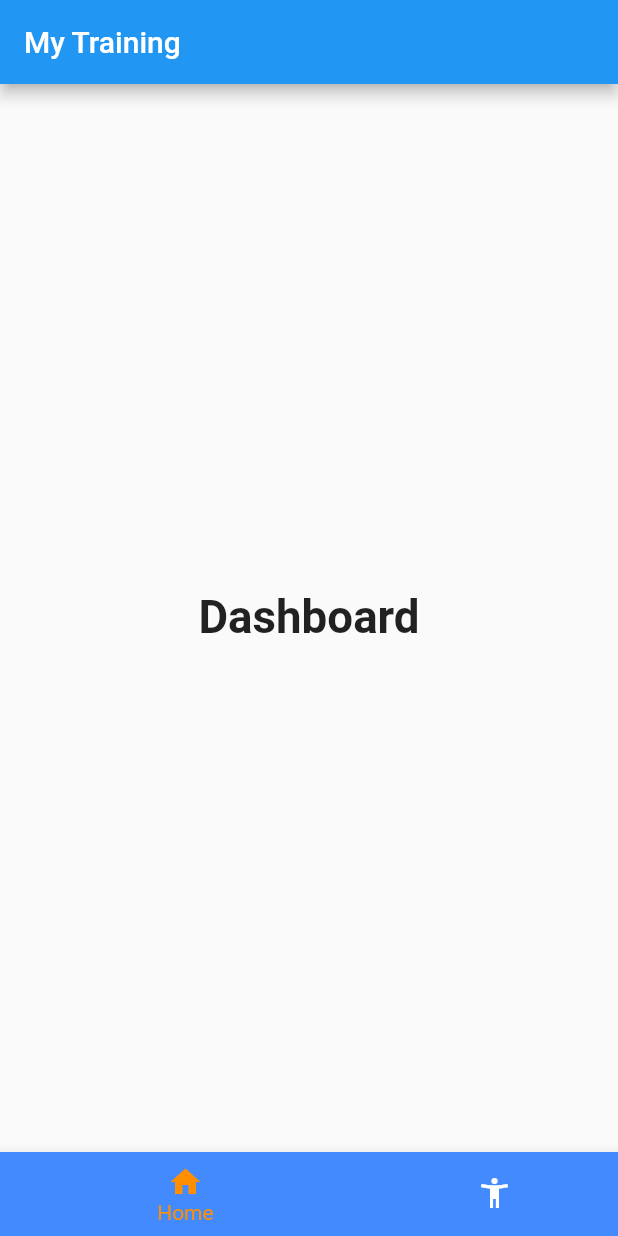
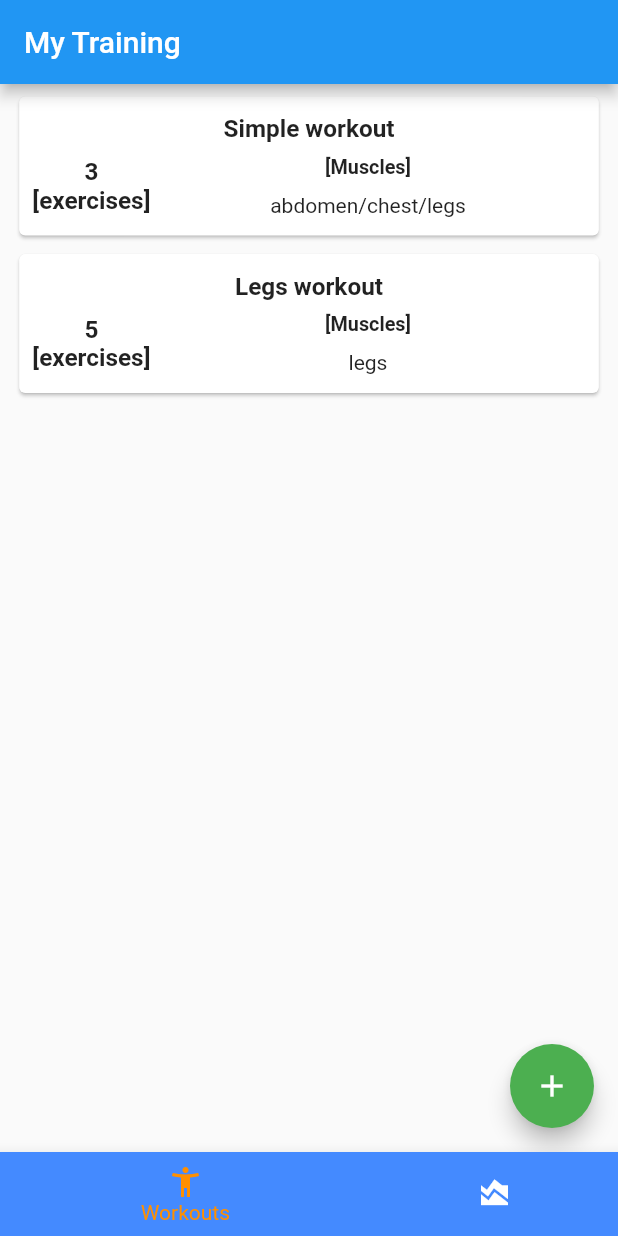
Before and after one commit to fertwo/my-training, a Flutter app: the screen it shows after launch, on a phone screen of 412 x 824 dp. Run offline on Flutter 3.47's test engine with Material 2 defaults, Android fonts, the phone set to English and light mode, and no system bars; our stand-ins replace flutter_screenutil.

Commit message:
Presento lista de workouts

```diff
--- /dev/null
+++ b/lib/src/core/action/get_workouts.dart
@@ -0,0 +1,30 @@
+import 'package:mytraining/src/core/entities/exercise/exercise_name.dart';
+import 'package:mytraining/src/core/entities/exercise/exercise_type.dart';
+import 'package:mytraining/src/core/entities/workout/workout.dart';
+import 'package:mytraining/src/core/entities/workout/workout_exercise.dart';
+
+class GetWorkouts {
+  //TODO: Tests e implementacion real
+  Future<List<Workout>> call() {
+    return Future.value([
+      Workout("Simple workout", [
+        WorkoutExercise(
+            ExerciseName.legPress, ExerciseType.legs, 3, 12, "39kg"),
+        WorkoutExercise(ExerciseName.chestFly, ExerciseType.chest, 4, 8, "41kg"),
+        WorkoutExercise(ExerciseName.plank, ExerciseType.abdomen, 4, 8, "41kg")
+      ]),
+      Workout("Legs workout", [
+        WorkoutExercise(
+            ExerciseName.legPress, ExerciseType.legs, 3, 12, "39kg"),
+        WorkoutExercise(
+            ExerciseName.benchPress, ExerciseType.legs, 4, 8, "41kg"),
+        WorkoutExercise(
+            ExerciseName.bicycleCrunch, ExerciseType.legs, 4, 8, "23kg"),
+        WorkoutExercise(
+            ExerciseName.legExtension, ExerciseType.legs, 4, 8, "43kg"),
+        WorkoutExercise(
+            ExerciseName.plank, ExerciseType.legs, 4, 8, "N/A"),
+      ])
+    ]);
+  }
+}
--- /dev/null
+++ b/lib/src/infrastructure/factory/actions_factory.dart
@@ -0,0 +1,5 @@
+import 'package:mytraining/src/core/action/get_workouts.dart';
+
+class ActionsFactory {
+  static GetWorkouts createGetWorkouts() => GetWorkouts();
+}
--- /dev/null
+++ b/lib/src/presentation/formatter/workout_formatter.dart
@@ -0,0 +1,9 @@
+import 'package:collection/collection.dart';
+import 'package:mytraining/src/core/entities/workout/workout.dart';
+
+class WorkoutFormatter {
+
+  static String getExerciseTypesFrom(Workout workout) {
+    return workout.exercises.map((exercise) => exercise.type.name).toSet().sortedBy((name) => name).join("/");
+  }
+}
--- a/lib/src/presentation/home/home_page.dart
+++ b/lib/src/presentation/home/home_page.dart
@@ -1,7 +1,7 @@
 import 'package:flutter/material.dart';
 import 'package:flutter_screenutil/flutter_screenutil.dart';
 import 'package:mytraining/l10n/app_localizations.dart';
-import 'package:mytraining/src/presentation/workouts/trainings_page.dart';
+import 'package:mytraining/src/presentation/workouts/all_workouts_page.dart';
 
 class HomePage extends StatefulWidget {
   const HomePage({Key? key}) : super(key: key);
@@ -14,11 +14,14 @@ class _HomePageState extends State<HomePage> {
   int _selectedIndex = 0;
   static TextStyle optionStyle = TextStyle(fontSize: 30.sp, fontWeight: FontWeight.bold);
   static final List<Widget> _widgetOptions = <Widget>[
-    Text(
-      'Dashboard',
-      style: optionStyle,
-    ),
-    const MyWorkoutsPage()
+    const WorkoutsPage(),
+    Padding(
+      padding: EdgeInsets.all(12.w),
+      child: Text(
+        'My Stats Page',
+        style: optionStyle,
+      ),
+    )
   ];
 
   void _onItemTapped(int index) {
@@ -40,15 +43,15 @@ class _HomePageState extends State<HomePage> {
         type: BottomNavigationBarType.shifting,
         items: const <BottomNavigationBarItem>[
           BottomNavigationBarItem(
-            icon: Icon(Icons.home),
-            label: 'Home',
+            icon: Icon(Icons.accessibility_new),
+            label: 'Workouts',
             backgroundColor: Colors.blueAccent,
           ),
           BottomNavigationBarItem(
-            icon: Icon(Icons.accessibility_new),
-            label: 'Workouts',
-            backgroundColor: Colors.blueGrey,
-          ),
+            icon: Icon(Icons.area_chart),
+            label: 'My Stats',
+            backgroundColor: Colors.deepPurpleAccent,
+          )
         ],
         currentIndex: _selectedIndex,
         selectedItemColor: Colors.amber[800],
--- /dev/null
+++ b/lib/src/presentation/workouts/all_workouts_page.dart
@@ -0,0 +1,108 @@
+import 'package:flutter/material.dart';
+import 'package:flutter_screenutil/flutter_screenutil.dart';
+import 'package:mytraining/src/core/entities/workout/workout.dart';
+import 'package:mytraining/src/core/entities/workout/workout_exercise.dart';
+import 'package:mytraining/src/infrastructure/factory/actions_factory.dart';
+import 'package:mytraining/src/presentation/formatter/workout_formatter.dart';
+import 'package:mytraining/src/presentation/workouts/create/create_workout_page.dart';
+import 'package:mytraining/src/presentation/workouts/workouts_view_model.dart';
+import 'package:provider/provider.dart';
+
+class WorkoutsPage extends StatefulWidget {
+  const WorkoutsPage({Key? key}) : super(key: key);
+
+  @override
+  State<WorkoutsPage> createState() => _WorkoutsPageState();
+}
+
+class _WorkoutsPageState extends State<WorkoutsPage> {
+  late WorkoutsViewModel _workoutsViewModel;
+
+  @override
+  void initState() {
+    _workoutsViewModel = WorkoutsViewModel(ActionsFactory.createGetWorkouts());
+    _workoutsViewModel.onViewInitialized();
+    super.initState();
+  }
+
+  @override
+  Widget build(BuildContext context) {
+    return Scaffold(
+        floatingActionButton: _buildFloatingActionButton(context),
+        body: ChangeNotifierProvider.value(
+            value: _workoutsViewModel,
+            child: Consumer<WorkoutsViewModel>(
+                builder: (BuildContext context, viewModel, Widget? child) {
+              return _buildWorkoutsList();
+            })));
+  }
+
+  ListView _buildWorkoutsList() {
+    return ListView.builder(
+        itemCount: _workoutsViewModel.workouts.length,
+        addAutomaticKeepAlives: false,
+        itemBuilder: (context, index) {
+          return Padding(
+            padding: EdgeInsets.only(left: 8.w, right: 8.w, top: 4.w),
+            child: _buildWorkoutCard(_workoutsViewModel.workouts[index]),
+          );
+        });
+  }
+
+  Card _buildWorkoutCard(Workout workout) {
+    return Card(
+      child: Padding(
+        padding:
+            EdgeInsets.only(left: 8.w, right: 8.w, top: 12.h, bottom: 12.h),
+        child: Column(
+          children: [
+            Text(workout.title,
+                style: TextStyle(fontSize: 16.sp, fontWeight: FontWeight.bold)),
+            Padding(
+              padding: EdgeInsets.only(top: 8.h),
+              child: Row(
+                children: [
+                  Column(children: [
+                    Text("${workout.exercises.length}", style: TextStyle(fontSize: 16.sp, fontWeight: FontWeight.bold)),
+                    Text("[exercises]", style: TextStyle(fontSize: 16.sp, fontWeight: FontWeight.bold))
+                  ]),
+                  Expanded(
+                      child: Column(
+                    children: [
+                      Text("[Muscles]",
+                          style: TextStyle(
+                              fontSize: 13.sp, fontWeight: FontWeight.bold)),
+                      SizedBox(height: 10.h),
+                      Padding(
+                        padding: EdgeInsets.only(left: 8.w, right: 8.w),
+                        child: Text(WorkoutFormatter.getExerciseTypesFrom(workout)),
+                      )
+                    ],
+                  ))
+                ],
+              ),
+            )
+          ],
+        ),
+      ),
+    );
+  }
+
+  Text _buildExerciseWidget(WorkoutExercise exercise) {
+    return Text("${exercise.name.name}/");
+  }
+
+  FloatingActionButton _buildFloatingActionButton(BuildContext context) {
+    return FloatingActionButton(
+      onPressed: () {
+        Navigator.of(context).push(
+          MaterialPageRoute(
+            builder: (context) => const CreateWorkoutPage(),
+          ),
+        );
+      },
+      backgroundColor: Colors.green,
+      child: const Icon(Icons.add),
+    );
+  }
+}
--- /dev/null
+++ b/lib/src/presentation/workouts/workouts_view_model.dart
@@ -0,0 +1,20 @@
+import 'package:flutter/foundation.dart';
+import 'package:mytraining/src/core/action/get_workouts.dart';
+import 'package:mytraining/src/core/entities/workout/workout.dart';
+
+class WorkoutsViewModel with ChangeNotifier {
+  final GetWorkouts _getWorkouts;
+  late List<Workout> _workouts = [];
+  List<Workout> get workouts => _workouts;
+
+  WorkoutsViewModel(this._getWorkouts);
+
+  void onViewInitialized() {
+    _getWorkouts().then((workouts) => _onWorkoutsObtained(workouts));//TODO: Manejo de errores
+  }
+
+  void _onWorkoutsObtained(List<Workout> workouts) {
+    _workouts = workouts;
+    notifyListeners();
+  }
+}
--- a/pubspec.yaml
+++ b/pubspec.yaml
@@ -33,6 +33,7 @@ dependencies:
   flutter_screenutil: ^5.6.0
   cupertino_icons: ^1.0.2
   collection: ^1.16.0
+  provider: ^6.0.3
 
 dev_dependencies:
   flutter_test:
@@ -41,6 +42,7 @@ dev_dependencies:
   fake_async: ^1.3.1
   flutter_lints: ^2.0.0
   fluent_assertions: ^0.4.0
+  build_runner: ^2.1.7
 
 # The following section is specific to Flutter packages.
 flutter:
```
Also changed, not shown: lib/src/presentation/workouts/create/create_workout_page.dart (renamed from lib/src/presentation/workouts/new_workout_page.dart, +4 -4 lines), lib/src/presentation/workouts/trainings_page.dart (deleted, +0 -35 lines), pubspec.lock, 6 other files.
